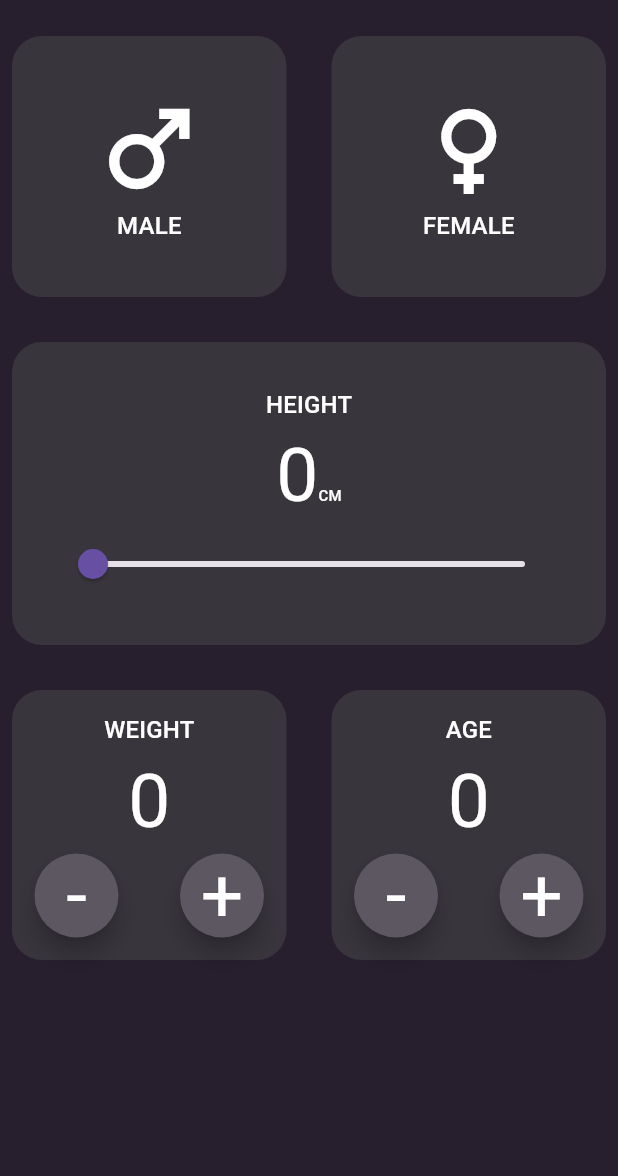
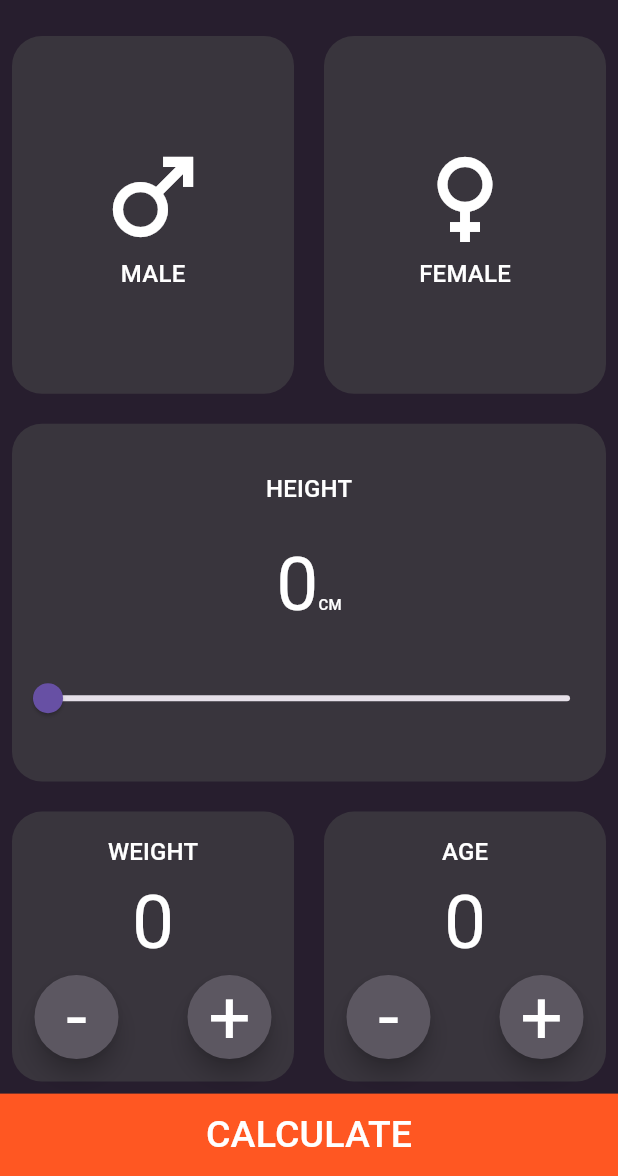
Before and after one commit to d3Lip7on/BIM-Calculator, a Flutter app: the screen it shows after launch, on a phone screen of 412 x 824 dp, the part 60-1236 px from its top. Run offline on Flutter 3.47's test engine with Material 3 defaults, Android fonts, the phone set to English and light mode, and no system bars.

Commit message:
responsive home screen design

```diff
--- a/lib/Button.dart
+++ b/lib/Button.dart
@@ -16,7 +16,7 @@ class Button extends StatelessWidget {
   Widget build(BuildContext context) {
     return FloatingActionButton(
       onPressed: callback,
-      shape: CircleBorder(),
+      shape: const CircleBorder(),
       backgroundColor: const Color.fromRGBO(92, 87, 97, 1),
       child: Text(
         operation,
--- /dev/null
+++ b/lib/CalculateButton.dart
@@ -0,0 +1,33 @@
+import 'package:flutter/material.dart';
+
+class CalculateButton extends StatelessWidget {
+  const CalculateButton({super.key});
+
+  @override
+  Widget build(BuildContext context) {
+    return LayoutBuilder(
+      builder: (BuildContext context, BoxConstraints constraints) {
+        return Container(
+          width: double.infinity,
+          height: constraints.maxHeight / 15,
+          child: ElevatedButton(
+              onPressed: () {},
+              style: ButtonStyle(
+                  backgroundColor: MaterialStateProperty.all(Colors.deepOrange),
+                  shape: MaterialStateProperty.all(const RoundedRectangleBorder(
+                    borderRadius: BorderRadius.zero,
+                  ))),
+              child: const Center(
+                child: Text(
+                  'CALCULATE',
+                  style: TextStyle(
+                    fontSize: 25,
+                    color: Colors.white,
+                  ),
+                ),
+              )),
+        );
+      },
+    );
+  }
+}
--- a/lib/gender.dart
+++ b/lib/gender.dart
@@ -27,20 +27,17 @@ class _GenderState extends State<Gender> {
           color: Theme.of(context).primaryColorLight,
           borderRadius: BorderRadius.circular(20),
         ),
-        child: Padding(
-          padding: EdgeInsets.all(35),
         child: Center(
           child: Column(
+            mainAxisAlignment: MainAxisAlignment.center,
             children: [
               Icon(
                 widget.icon,
                 size: 80,
                 color: Theme.of(context).highlightColor,
               ),
-                Text(widget.text,
-                    style: Theme.of(context).textTheme.titleMedium),
+              Text(widget.text, style: Theme.of(context).textTheme.titleMedium),
             ],
-            ),
           ),
         ),
       ),
--- a/lib/heightslider.dart
+++ b/lib/heightslider.dart
@@ -12,22 +12,19 @@ class _HeightSliderState extends State<HeightSlider> {
 
   @override
   Widget build(BuildContext context) {
-    return Container(
-      decoration: BoxDecoration(
-        color: Theme.of(context).primaryColorLight,
-        borderRadius: BorderRadius.circular(20),
-      ),
-      child: Padding(
-        padding: const EdgeInsets.all(30),
+    return Expanded(
+      child: Container(
+        decoration: BoxDecoration(
+          color: Theme.of(context).primaryColorLight,
+          borderRadius: BorderRadius.circular(20),
+        ),
         child: Center(
           child: Column(
+            mainAxisAlignment: MainAxisAlignment.spaceEvenly,
             children: [
               Text(
                 'HEIGHT',
                 style: Theme.of(context).textTheme.titleMedium,
-              ),
-              SizedBox(
-                height: 15,
               ),
               Row(
                 mainAxisAlignment: MainAxisAlignment.center,
@@ -37,9 +34,6 @@ class _HeightSliderState extends State<HeightSlider> {
                       style: Theme.of(context).textTheme.titleLarge),
                   Text('CM', style: Theme.of(context).textTheme.titleSmall),
                 ],
-              ),
-              SizedBox(
-                height: 15,
               ),
               Slider(
                   min: 0,
--- a/lib/home_page.dart
+++ b/lib/home_page.dart
@@ -2,9 +2,12 @@ import 'package:bmi_calculator/Parameter.dart';
 import 'package:flutter/material.dart';
 import 'package:bmi_calculator/gender.dart';
 import 'package:bmi_calculator/heightslider.dart';
+import 'package:bmi_calculator/CalculateButton.dart';
 
 class HomePage extends StatelessWidget {
   const HomePage({super.key});
+
+  static const double gap = 20;
 
   @override
   Widget build(BuildContext context) {
@@ -19,42 +22,42 @@ class HomePage extends StatelessWidget {
         backgroundColor: Theme.of(context).primaryColorDark,
       ),
       body: SafeArea(
-        child: Container(
-          //decoration: BoxDecoration(color: Theme.of(context).primaryColorDark),
         child: Padding(
           padding: const EdgeInsets.all(8.0),
           child: Column(
             children: [
-                Row(
+              Expanded(
+                child: Row(
                   children: [
                     Gender.male(),
                     const SizedBox(
-                      width: 30,
+                      width: gap,
                     ),
                     Gender.female(),
                   ],
                 ),
+              ),
               const SizedBox(
-                  height: 30,
+                height: gap,
               ),
               const HeightSlider(),
               const SizedBox(
-                  height: 30,
+                height: gap,
               ),
               Row(
                 children: [
                   Parameter.weight(),
-                    SizedBox(
-                      width: 30,
+                  const SizedBox(
+                    width: gap,
                   ),
                   Parameter.age()
                 ],
-                )
+              ),
             ],
           ),
         ),
       ),
-      ),
+      bottomNavigationBar: const CalculateButton(),
     );
   }
 }
--- a/lib/main.dart
+++ b/lib/main.dart
@@ -26,10 +26,10 @@ class MyApp extends StatelessWidget {
             fontSize: 10,
             color: Colors.white,
           ),
-            titleLarge:
-                TextStyle(fontSize: 50, color: Colors.white, height: 0.8)),
+          titleLarge: TextStyle(fontSize: 50, color: Colors.white, height: 0.8),
         ),
-      home: HomePage(),
+      ),
+      home: const HomePage(),
     );
   }
 }
```
Lines whose indentation alone changed are shown as unchanged.
